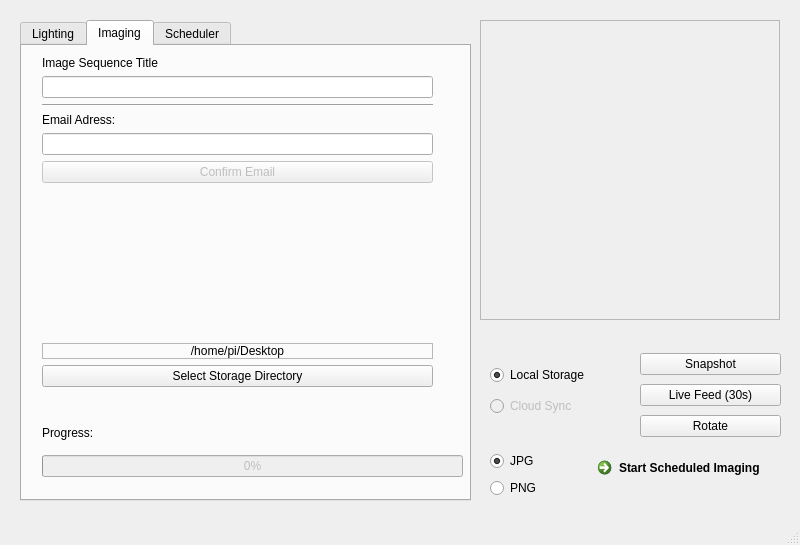
The window that _ui/FlashLapse_CP.ui (CoSE-Jerry/Flashlapse_NEO) describes before a commit, drawn with Qt 5.
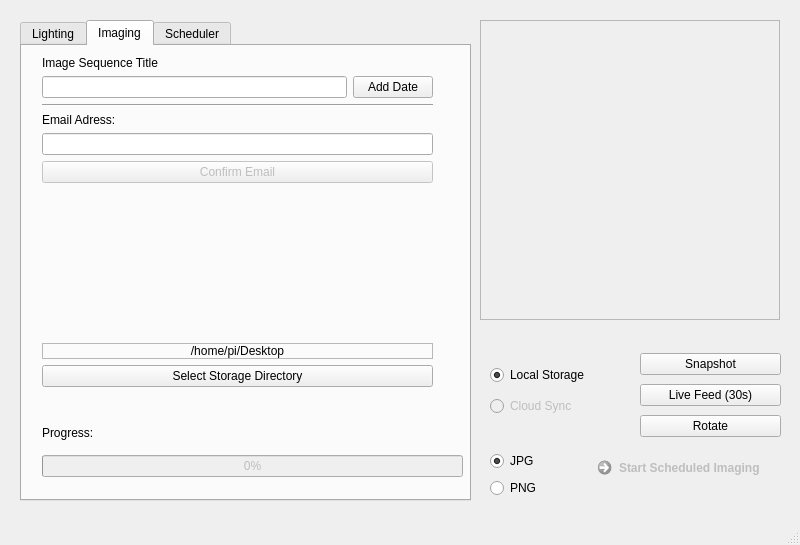
The same window after the commit. The open tabs and pages were chosen to show the change. Icons and pictures are not drawn.

Diff of the .ui file:
```diff
--- a/_ui/FlashLapse_CP.ui
+++ b/_ui/FlashLapse_CP.ui
@@ -640,12 +640,23 @@
           </widget>
          </item>
          <item>
+          <layout class="QHBoxLayout" name="horizontalLayout_4">
+           <item>
           <widget class="QLineEdit" name="IST_Editor">
            <property name="enabled">
             <bool>true</bool>
            </property>
           </widget>
          </item>
+           <item>
+            <widget class="QPushButton" name="add_Date">
+             <property name="text">
+              <string>Add Date</string>
+             </property>
+            </widget>
+           </item>
+          </layout>
+         </item>
         </layout>
        </item>
        <item>
@@ -1178,7 +1189,7 @@
    </widget>
    <widget class="QCommandLinkButton" name="Start_Schedule">
     <property name="enabled">
-     <bool>true</bool>
+     <bool>false</bool>
     </property>
     <property name="geometry">
      <rect>
```
Left out of the diff: 2 changed lines with no effect on the pictures. Lines whose indentation alone changed are shown as unchanged.
